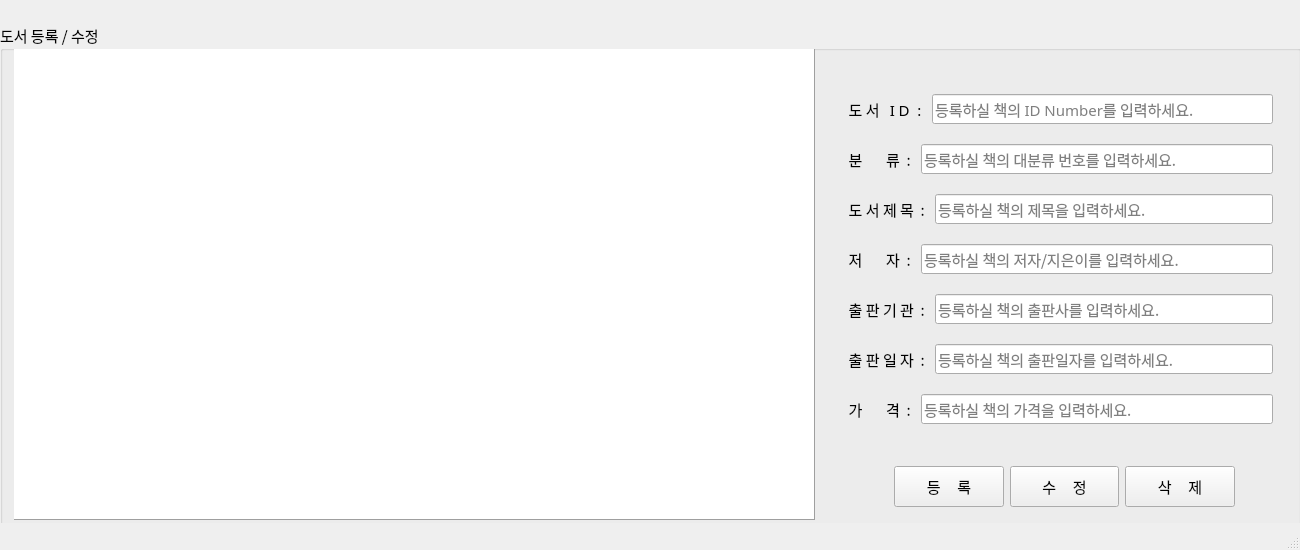
First picture: the form in 최종본/bookregisterdb_ss.ui, repository jszxro/PK_miniproject_3, before the edit.
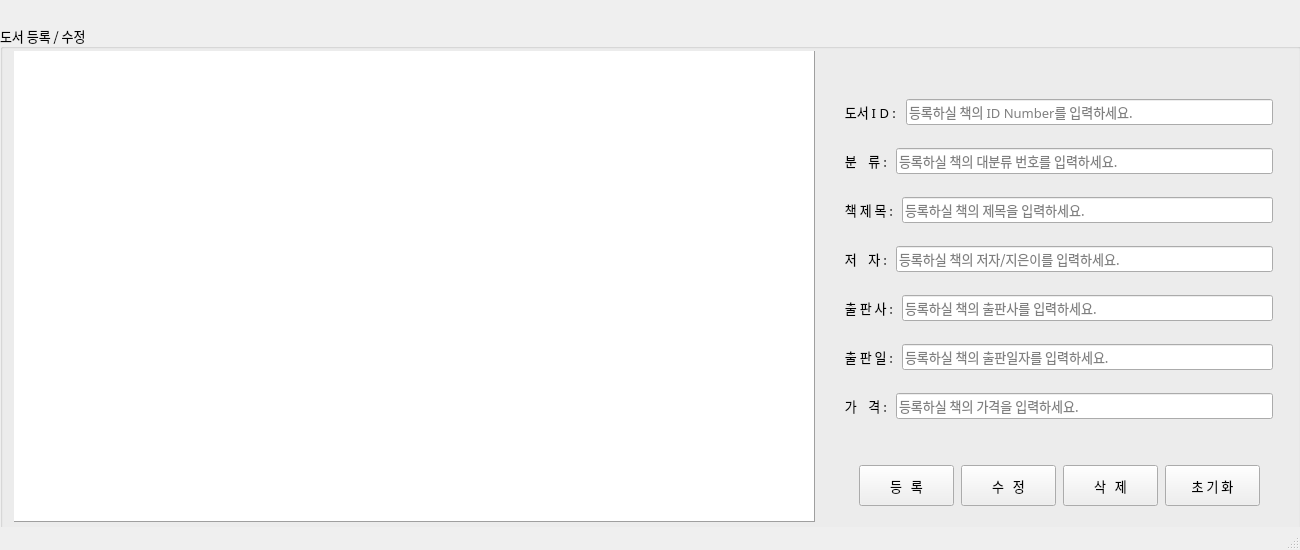
Second picture: the form after the edit.

What changed in the file:
```diff
--- a/최종본/bookregisterdb_ss.ui
+++ b/최종본/bookregisterdb_ss.ui
@@ -19,7 +19,9 @@
   <property name="font">
    <font>
     <family>D2Coding</family>
-    <pointsize>11</pointsize>
+    <pointsize>10</pointsize>
+    <weight>50</weight>
+    <bold>false</bold>
    </font>
   </property>
   <property name="windowTitle">
@@ -30,9 +32,9 @@
     <property name="geometry">
      <rect>
       <x>0</x>
-      <y>23</y>
+      <y>25</y>
       <width>1301</width>
-      <height>521</height>
+      <height>511</height>
      </rect>
     </property>
     <layout class="QVBoxLayout" name="verticalLayout">
@@ -69,8 +71,14 @@
             <layout class="QHBoxLayout" name="horizontalLayout_8">
              <item>
               <widget class="QLabel" name="label_6">
+               <property name="maximumSize">
+                <size>
+                 <width>100</width>
+                 <height>40</height>
+                </size>
+               </property>
                <property name="text">
-                <string>  도 서   I D  : </string>
+                <string> 도서 I D : </string>
                </property>
               </widget>
              </item>
@@ -82,9 +90,6 @@
                <property name="toolTipDuration">
                 <number>3</number>
                </property>
-               <property name="readOnly">
-                <bool>true</bool>
-               </property>
                <property name="placeholderText">
                 <string>등록하실 책의 ID Number를 입력하세요.</string>
                </property>
@@ -96,8 +101,14 @@
             <layout class="QHBoxLayout" name="horizontalLayout_2">
              <item>
               <widget class="QLabel" name="label">
+               <property name="maximumSize">
+                <size>
+                 <width>100</width>
+                 <height>40</height>
+                </size>
+               </property>
                <property name="text">
-                <string>  분       류  : </string>
+                <string> 분    류 : </string>
                </property>
               </widget>
              </item>
@@ -120,8 +131,14 @@
             <layout class="QHBoxLayout" name="horizontalLayout_4">
              <item>
               <widget class="QLabel" name="label_2">
+               <property name="maximumSize">
+                <size>
+                 <width>100</width>
+                 <height>40</height>
+                </size>
+               </property>
                <property name="text">
-                <string>  도 서 제 목  : </string>
+                <string> 책 제 목 : </string>
                </property>
               </widget>
              </item>
@@ -144,8 +161,14 @@
             <layout class="QHBoxLayout" name="horizontalLayout_5">
              <item>
               <widget class="QLabel" name="label_3">
+               <property name="maximumSize">
+                <size>
+                 <width>100</width>
+                 <height>40</height>
+                </size>
+               </property>
                <property name="text">
-                <string>  저       자  : </string>
+                <string> 저    자 : </string>
                </property>
               </widget>
              </item>
@@ -168,8 +191,14 @@
             <layout class="QHBoxLayout" name="horizontalLayout_3">
              <item>
               <widget class="QLabel" name="label_7">
+               <property name="maximumSize">
+                <size>
+                 <width>100</width>
+                 <height>40</height>
+                </size>
+               </property>
                <property name="text">
-                <string>  출 판 기 관  : </string>
+                <string> 출 판 사 : </string>
                </property>
               </widget>
              </item>
@@ -186,8 +215,14 @@
             <layout class="QHBoxLayout" name="horizontalLayout_6">
              <item>
               <widget class="QLabel" name="label_4">
+               <property name="maximumSize">
+                <size>
+                 <width>100</width>
+                 <height>40</height>
+                </size>
+               </property>
                <property name="text">
-                <string>  출 판 일 자  : </string>
+                <string> 출 판 일 : </string>
                </property>
               </widget>
              </item>
@@ -210,8 +245,14 @@
             <layout class="QHBoxLayout" name="horizontalLayout_7">
              <item>
               <widget class="QLabel" name="label_5">
+               <property name="maximumSize">
+                <size>
+                 <width>100</width>
+                 <height>40</height>
+                </size>
+               </property>
                <property name="text">
-                <string>  가       격  : </string>
+                <string> 가    격 : </string>
                </property>
               </widget>
              </item>
@@ -235,13 +276,19 @@
          <widget class="QWidget" name="horizontalLayoutWidget_8">
           <property name="geometry">
            <rect>
-            <x>894</x>
-            <y>443</y>
-            <width>341</width>
+            <x>859</x>
+            <y>440</y>
+            <width>401</width>
             <height>41</height>
            </rect>
           </property>
-          <layout class="QHBoxLayout" name="horizontalLayout_10">
+          <layout class="QHBoxLayout" name="horizontalLayout_10" stretch="1,1,1,1">
+           <property name="spacing">
+            <number>7</number>
+           </property>
+           <property name="rightMargin">
+            <number>0</number>
+           </property>
            <item>
             <widget class="QPushButton" name="btn_add">
              <property name="sizePolicy">
@@ -251,7 +298,7 @@
               </sizepolicy>
              </property>
              <property name="text">
-              <string>등     록</string>
+              <string>등   록</string>
              </property>
             </widget>
            </item>
@@ -264,7 +311,7 @@
               </sizepolicy>
              </property>
              <property name="text">
-              <string>수     정</string>
+              <string>수   정</string>
              </property>
             </widget>
            </item>
@@ -277,7 +324,25 @@
               </sizepolicy>
              </property>
              <property name="text">
-              <string>삭     제</string>
+              <string>삭   제</string>
+             </property>
+            </widget>
+           </item>
+           <item>
+            <widget class="QPushButton" name="btn_clear">
+             <property name="sizePolicy">
+              <sizepolicy hsizetype="Minimum" vsizetype="MinimumExpanding">
+               <horstretch>0</horstretch>
+               <verstretch>0</verstretch>
+              </sizepolicy>
+             </property>
+             <property name="font">
+              <font>
+               <pointsize>10</pointsize>
+              </font>
+             </property>
+             <property name="text">
+              <string>  초 기 화  </string>
              </property>
             </widget>
            </item>
```
